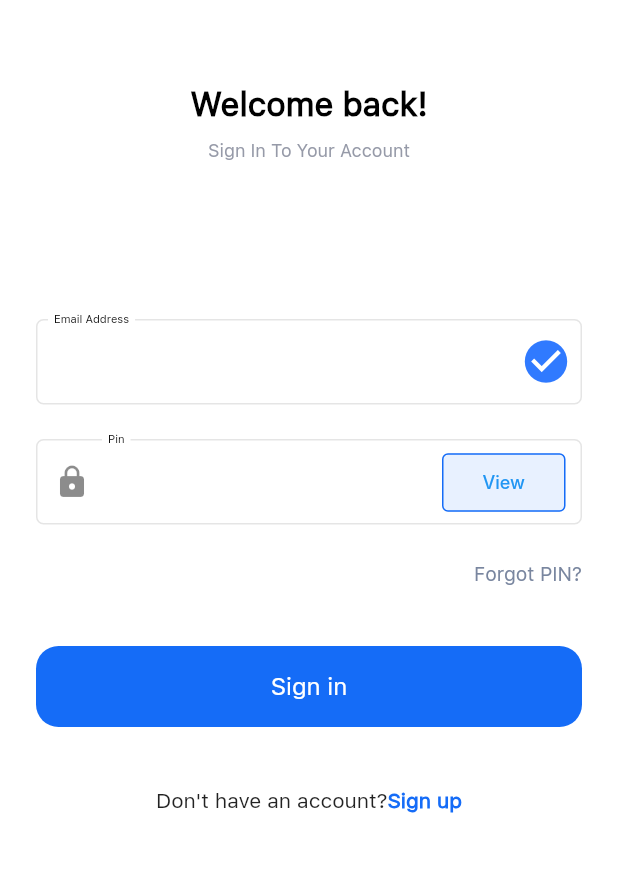
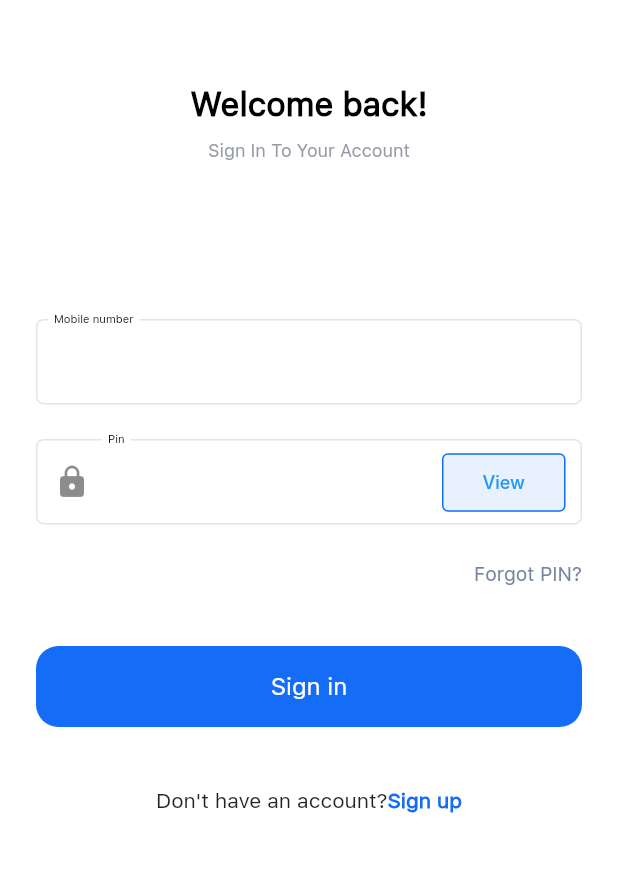
Before and after one commit to dennismwagiru/symmetrical-spoon, a Flutter app: the screen it shows after launch, after a tap on "Sign in", on a phone screen of 412 x 824 dp, the part 364-1236 px from its top. Run offline on Flutter 3.47's test engine with Material 2 defaults, Android fonts, the phone set to English and light mode, and no system bars; our stand-ins replace beamer, floor, fluttertoast, shared_preferences, sqflite; accounts and stored records are empty; generated files the repository leaves out were written again; network calls fail; Roboto replaces fonts that are missing (Inter); project files that could hold a hidden picture were left out.

Commit message:
Implement authentication

```diff
--- a/lib/network/nao/user_nao.dart
+++ b/lib/network/nao/user_nao.dart
@@ -28,12 +28,12 @@ class UserNAO {
   ///        -> @required password -> String
   /// @usage -> Makes a HTTP-POST request to REST api on server.
   static Future<NetworkResponse> login(
-      {required String email, required String password}) {
+      {required String mobileno, required String pin}) {
     return NetworkUtil().post( // HTTP-POST request
         url: NetworkConstants.login, // REST api URL
         body: { // Request body
-          'email': email,
-          'password': password,
+          'mobileno': mobileno,
+          'pin': pin,
         })
         .then((dynamic response) { // On response received
       return NetworkResponse(isSuccessful: true, data: response);
--- a/lib/repository/user_repository.dart
+++ b/lib/repository/user_repository.dart
@@ -34,8 +34,8 @@ class UserRepository {
   ///        -> @required password -> String
   /// @usage -> Initiate authentication process and listen to response of authentication, therefore notify authentication result to all listeners
   void isAuthenticUser(
-      {required String email, required String password}) {
-    UserNAO.login(email: email, password: password)
+      {required String mobileno, required String pin}) {
+    UserNAO.login(mobileno: mobileno, pin: pin)
         .then((NetworkResponse response) { // On Response
       _loginResponse.add(response);
       if(response.isSuccessful) {
--- a/lib/ui/screens/finance_tabs/deposit_tab_widget.dart
+++ b/lib/ui/screens/finance_tabs/deposit_tab_widget.dart
@@ -12,9 +12,9 @@ class DepositTabWidget extends StatelessWidget {
         children: const [
           SearchInputWidget(label: 'Search for a Reference ID, amount',),
           SizedBox(height: 20,),
-          TransactionItemWidget(title: 'M-PESA: RD1223SD4', date: 'April 20, 4:34 PM', amount: '+1,500',),
-          TransactionItemWidget(title: 'M-PESA: RD7283239', date: 'April 16, 3.03 PM', amount: '+400',),
-          TransactionItemWidget(title: 'M-PESA: TD2385222', date: 'April 10, 8.34 AM', amount: '+400',),
+          // TransactionItemWidget(title: 'M-PESA: RD1223SD4', date: 'April 20, 4:34 PM', amount: '+1,500',),
+          // TransactionItemWidget(title: 'M-PESA: RD7283239', date: 'April 16, 3.03 PM', amount: '+400',),
+          // TransactionItemWidget(title: 'M-PESA: TD2385222', date: 'April 10, 8.34 AM', amount: '+400',),
         ],
       ),
     );
--- a/lib/ui/screens/finance_tabs/withdrawal_tab_widget.dart
+++ b/lib/ui/screens/finance_tabs/withdrawal_tab_widget.dart
@@ -12,9 +12,9 @@ class WithdrawalTabWidget extends StatelessWidget {
         children: const [
           SearchInputWidget(label: 'Search for a Reference ID, amount',),
           SizedBox(height: 20,),
-          TransactionItemWidget(title: 'M-PESA: RD1223SD4', date: 'April 20, 3:34 PM', amount: '-1,500',),
-          TransactionItemWidget(title: 'M-PESA: RD7283239', date: 'April 13, 4:45 PM', amount: '-900',),
-          TransactionItemWidget(title: 'M-PESA: TD2385222', date: 'April 09, 7:20 AM', amount: '-900',),
+          // TransactionItemWidget(title: 'M-PESA: RD1223SD4', date: 'April 20, 3:34 PM', amount: '-1,500',),
+          // TransactionItemWidget(title: 'M-PESA: RD7283239', date: 'April 13, 4:45 PM', amount: '-900',),
+          // TransactionItemWidget(title: 'M-PESA: TD2385222', date: 'April 09, 7:20 AM', amount: '-900',),
         ],
       ),
     );
--- a/lib/ui/screens/login_screen.dart
+++ b/lib/ui/screens/login_screen.dart
@@ -29,8 +29,9 @@ class _LoginScreenState extends State<LoginScreen> {
 
   bool _loading = false;
   String? _message;
+  late Map<String, dynamic> _errors = {};
 
-  TextEditingController emailController = TextEditingController();
+  TextEditingController mobileController = TextEditingController();
   TextEditingController passwordController = TextEditingController();
 
   late UserViewModel _viewModel;
@@ -91,17 +92,23 @@ class _LoginScreenState extends State<LoginScreen> {
                 child: Column(
                   children: [
                     TextInputWidget(
-                        label: Strings.email,
-                        controller: emailController,
-                        textInputType: TextInputType.emailAddress,
-                        suffix: const Icon(
-                          Icons.check_circle,
-                          color: CustomColor.blueColor,
-                          size: 34,
-                        )
+                        label: Strings.phoneNumber,
+                        controller: mobileController,
+                        textInputType: TextInputType.phone,
+                      suffix: mobileController.value.text.isNotEmpty && !_errors.containsKey('mobileno') ? const Icon(
+                        Icons.check_circle,
+                        color: CustomColor.blueColor,
+                        size: 34,
+                      ) : null,
+                      errorText: _errors.containsKey('mobileno') ? _errors['mobileno'][0] : null,
+
                     ),
                     const SizedBox(height: 23),
-                    PasswordInputWidget(label: Strings.pin, controller: passwordController,),
+                    PasswordInputWidget(
+                      label: Strings.pin,
+                      controller: passwordController,
+                      errorText: _errors.containsKey('pin') ? _errors['pin'][0] : null,
+                    ),
                     const SizedBox(height: Dimensions.heightSize),
                   ],
                 )
@@ -145,7 +152,7 @@ class _LoginScreenState extends State<LoginScreen> {
                       _loading = true,
                       _message = null
                     });
-                    _viewModel.isAuthentic(email: emailController.text, password: passwordController.text);
+                    _viewModel.isAuthentic(mobileno: mobileController.text, pin: passwordController.text);
                     // Navigator.pushReplacementNamed(context, AppRoutes.appRouteDashboard);
                   },
                 )
@@ -193,11 +200,21 @@ class _LoginScreenState extends State<LoginScreen> {
       } else {
         const JsonDecoder decoder = JsonDecoder();
         try {
-            final Map<String, dynamic> res = decoder.convert(response.error ?? '');
-            setState(() => _message = res[res.keys.first]);
-          } on Exception catch(e) {
-            setState(() => _message = response.error);
+          final Map<String, dynamic> res = decoder.convert(
+              response.error ?? '');
+          if(res.containsKey('error')) {
+            setState(() {
+              _errors = {
+                'mobileno': [res['error']],
+                'pin': [res['error']]
+              };
+            });
+          } else {
+            setState(() => _errors = res);
           }
+        } on Exception catch (e) {
+          setState(() => _message = response.error);
+        }
       }
     });
   }
--- a/lib/utils/strings.dart
+++ b/lib/utils/strings.dart
@@ -10,8 +10,9 @@ class Strings {
   //login in screen
   static String welcomeBack = 'Welcome back!';
   static String signInToYourAccount = 'Sign In To Your Account';
-  static String phoneNumber = 'Phone number';
+  static String phoneNumber = 'Mobile number';
   static String email = 'Email Address';
+  static String password = 'Password';
   static String pin = 'Pin';
   static String forgotPin = 'Forgot PIN?';
   static String signIn = 'Sign in';
@@ -40,7 +41,7 @@ class Strings {
   static String showBalance = 'Show balance';
   static String hideBalance = 'Hide balance';
   static String currency = 'Kes.';
-  static String balanceAmount = '13,430';
+  static String balanceAmount = '0';
   static String accountBalance = 'Account Balance';
 
   static String wallet = 'Wallet';
--- a/lib/viewmodels/user_viewmodel.dart
+++ b/lib/viewmodels/user_viewmodel.dart
@@ -56,8 +56,8 @@ class UserViewModel extends ChangeNotifier {
 
   void create({required Map<String, dynamic> body}) => _userRepository.create(body: body);
 
-  void isAuthentic({required String email, required String password}) {
-    _userRepository.isAuthenticUser(email: email, password: password);
+  void isAuthentic({required String mobileno, required String pin}) {
+    _userRepository.isAuthenticUser(mobileno: mobileno, pin: pin);
   }
 
 
```
Also changed, not shown: lib/ui/screens/finance_tabs/account_tab_widget.dart (+6 -6 lines), lib/ui/screens/register_screen.dart (+16 -10 lines).
